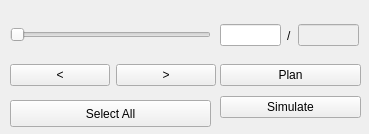
Above: framefab_gui/src/uis/selection_widget.ui from yijiangh/choreo before the change. Below: the same form after it.
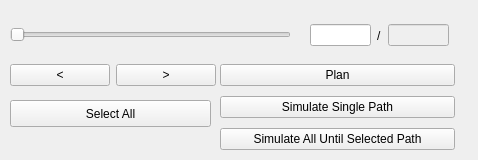
That is the form after the change.

Commit message: planning execution until chosen id finished. But traj doesn't make sense.

Diff of the .ui file:
```diff
--- a/framefab_gui/src/uis/selection_widget.ui
+++ b/framefab_gui/src/uis/selection_widget.ui
@@ -6,8 +6,8 @@
    <rect>
     <x>0</x>
     <y>0</y>
-    <width>369</width>
-    <height>134</height>
+    <width>478</width>
+    <height>160</height>
    </rect>
   </property>
   <property name="windowTitle">
@@ -18,7 +18,7 @@
     <rect>
      <x>10</x>
      <y>20</y>
-     <width>201</width>
+     <width>281</width>
      <height>29</height>
     </rect>
    </property>
@@ -71,7 +71,7 @@
   <widget class="QWidget" name="horizontalLayoutWidget_2">
    <property name="geometry">
     <rect>
-     <x>220</x>
+     <x>310</x>
      <y>20</y>
      <width>139</width>
      <height>31</height>
@@ -115,8 +115,8 @@
     <rect>
      <x>220</x>
      <y>60</y>
-     <width>141</width>
-     <height>62</height>
+     <width>235</width>
+     <height>95</height>
     </rect>
    </property>
    <layout class="QVBoxLayout" name="verticalLayout">
@@ -130,7 +130,14 @@
     <item>
      <widget class="QPushButton" name="pushbutton_simulate">
       <property name="text">
-       <string>Simulate</string>
+       <string>Simulate Single Path</string>
+      </property>
+     </widget>
+    </item>
+    <item>
+     <widget class="QPushButton" name="pushbutton_simulate_until">
+      <property name="text">
+       <string>Simulate All Until Selected Path</string>
       </property>
      </widget>
     </item>
```
Left out of the diff: 2 changed lines with no effect on the pictures. The commit also changes 7 other files.
